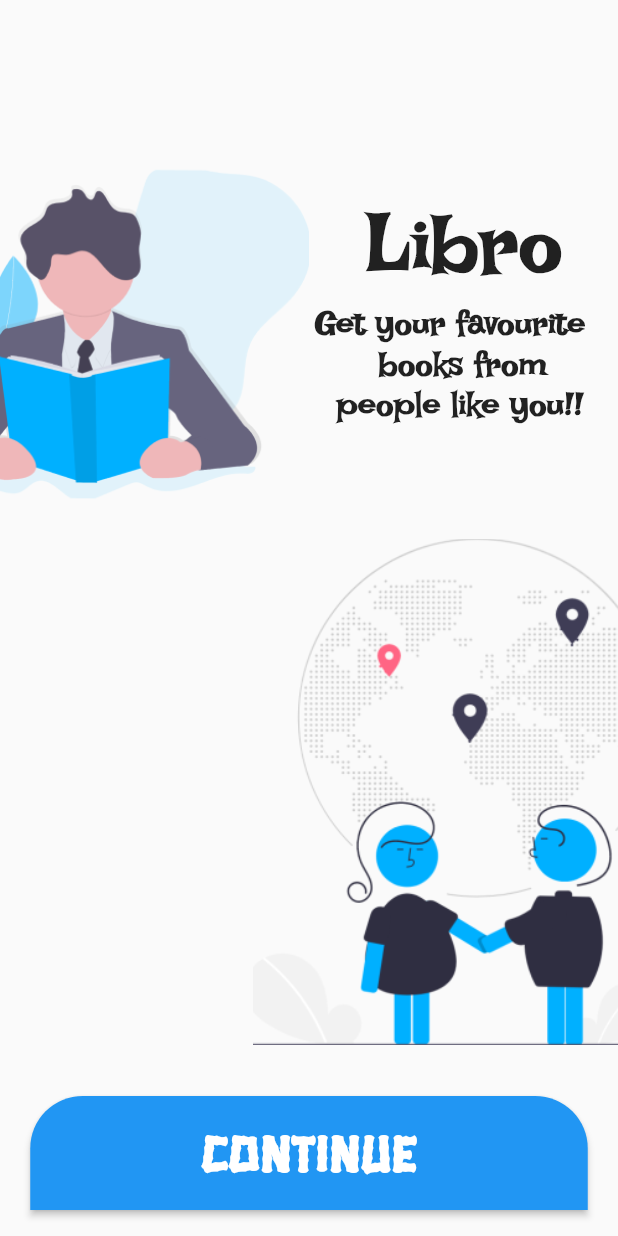
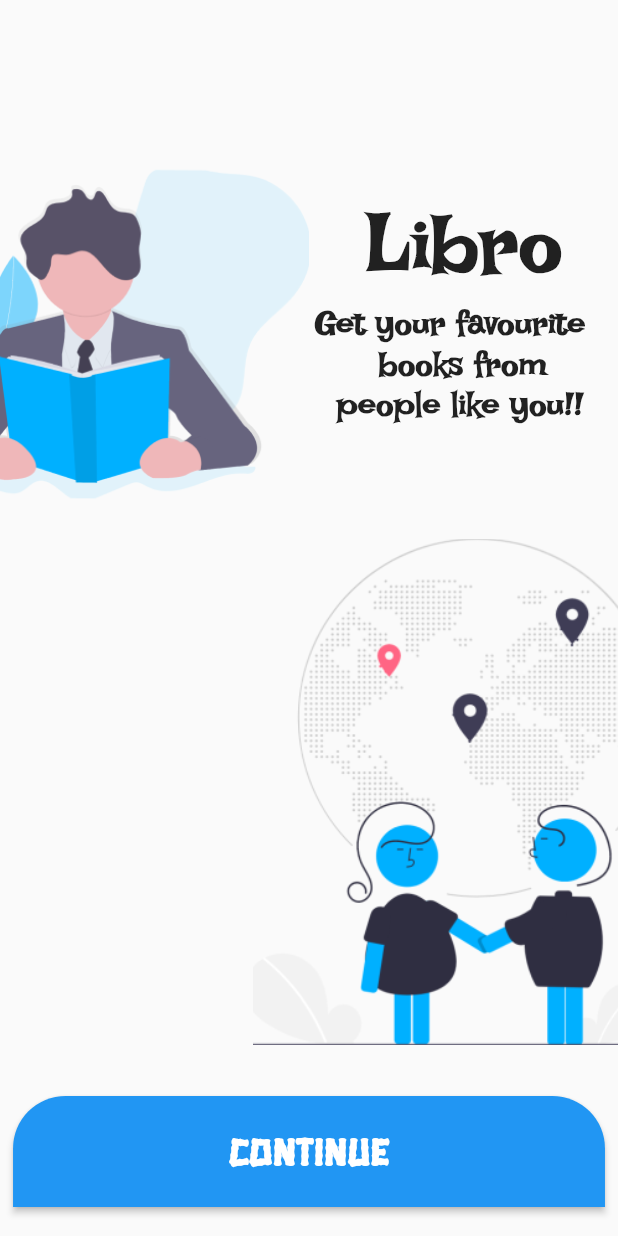
Before and after one commit to infiniteoverflow/Libro, a Flutter app: the screen it shows after launch, on a phone screen of 412 x 824 dp. Run offline on Flutter 3.47's test engine with Material 2 defaults, Android fonts, the phone set to English and light mode, and no system bars; drawn by our look-alikes of auto_size_text; our stand-ins replace flutter_switch.

Commit message:
Edited for iOS devives

```diff
--- a/lib/Screens/intro_screen.dart
+++ b/lib/Screens/intro_screen.dart
@@ -1,5 +1,7 @@
 import 'package:book_donation/Screens/Login_Screen.dart';
 import 'package:flutter/material.dart';
+import 'package:auto_size_text/auto_size_text.dart';
+
 
 class Introduction extends StatefulWidget{
   @override
@@ -85,9 +87,12 @@ class IntroductionState extends State<Introduction>{
                             topRight: Radius.circular(35.0) )
                       ),
                       color: Colors.blue,
-                      padding: const EdgeInsets.symmetric(vertical: 15, horizontal: 113.8),
-                      child: const Text(
+                      padding: const EdgeInsets.symmetric(vertical: 20, horizontal: 143.8),
+                      child: const AutoSizeText(
                         'CONTINUE',
+                        maxFontSize: 26,
+                        minFontSize: 20,
+                        maxLines: 1,
                         style: TextStyle(
                           fontFamily: 'HanaleiFill',
                           fontSize: 35.0,
@@ -95,8 +100,7 @@ class IntroductionState extends State<Introduction>{
                         ),
                       ),
                     ),
-                  )
-
+                  ),
                 ],
               ),
             ),
--- a/pubspec.yaml
+++ b/pubspec.yaml
@@ -31,6 +31,7 @@ dependencies:
   # The following adds the Cupertino Icons font to your application.
   # Use with the CupertinoIcons class for iOS style icons.
   cupertino_icons: ^1.0.0
+  auto_size_text: ^2.1.0
 
 dev_dependencies:
   flutter_test:
```
Also changed, not shown: pubspec.lock.
